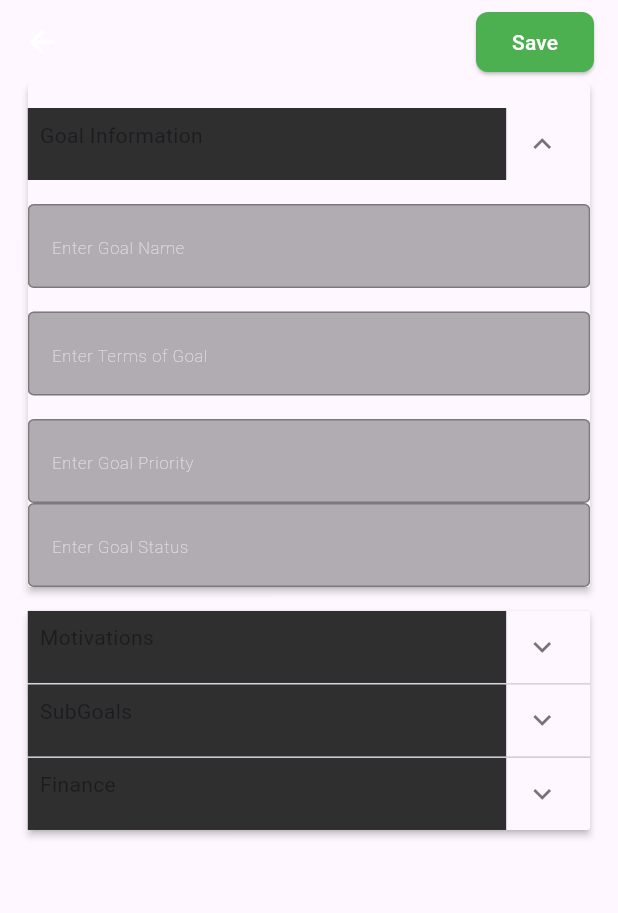
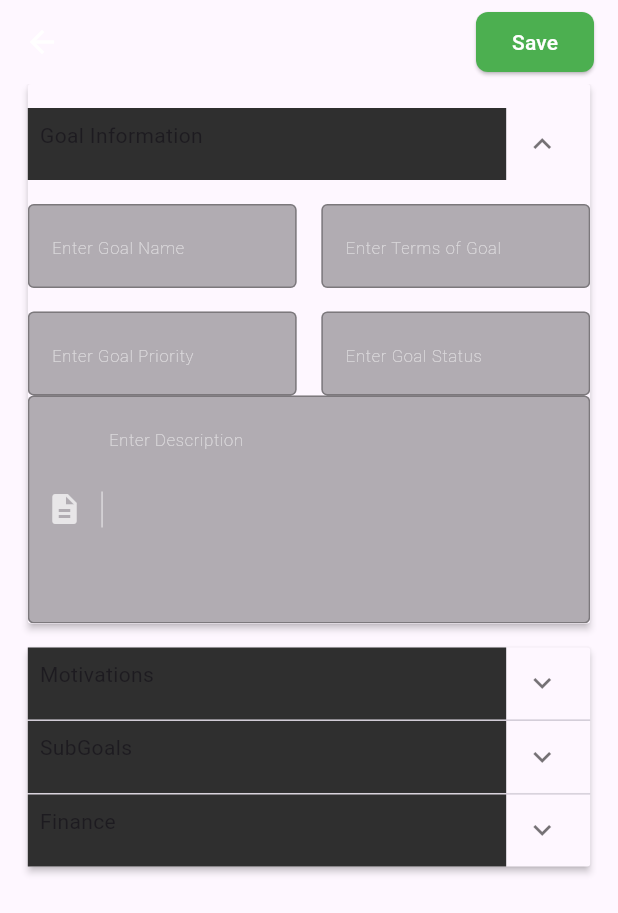
Before and after one commit to Invensys-tech/nova-todo, a Flutter app: the AddGoal screen opened directly, after a tap on the "expand more" icon, on a phone screen of 412 x 824 dp. Shown: the top 913 px of the screen. Run offline on Flutter 3.47's test engine with Material 3 defaults, Android fonts, the phone set to English and light mode, and no system bars; our stand-ins replace accordion, calendar_timeline, contained_tab_bar_view, dropdown_button2, font_awesome_flutter, google_fonts and 2 more; missing offline and left inert: advanced_search, dynamic_themes, ethiopian_datetime, flutter_quill, slider_bar_chart; accounts and stored records are empty; network calls fail.

Commit message:
chore: save goal

```diff
--- a/lib/datamodel.dart
+++ b/lib/datamodel.dart
@@ -174,6 +174,7 @@ class Goal {
   String status;
   String description;
   String priority;
+  String deadline;
   Map<String, dynamic> motivation;
   Map<String, dynamic> finance;
 
@@ -186,6 +187,7 @@ class Goal {
     required this.priority,
     required this.status,
     required this.term,
+    required this.deadline,
   });
 
   factory Goal.fromJson(Map<String, dynamic> json) {
@@ -198,6 +200,7 @@ class Goal {
       priority: json['priority'] as String,
       status: json['status'] as String,
       term: json['term'] as String,
+      deadline: json['deadline'] as String,
     );
   }
 }
--- a/lib/pages/finance/expense/addexpense.dart
+++ b/lib/pages/finance/expense/addexpense.dart
@@ -538,5 +538,5 @@ class _AddExpenseState extends State<AddExpense> {
 
 String formatDate(String date) {
   List<String> parts = date.split('-'); // Split DD-MM-YYYY
-  return '${parts[2]}-${parts[1]}-${parts[0]}'; // Convert to YYYY-MM-DD
+  return '${parts[0]}-${parts[1]}-${parts[2]}'; // Convert to YYYY-MM-DD
 }
--- a/lib/pages/goal/common/form.finance-impact.dart
+++ b/lib/pages/goal/common/form.finance-impact.dart
@@ -1,6 +1,7 @@
 import 'package:flutter/material.dart';
 import 'package:flutter/widgets.dart';
 import 'package:flutter_application_1/pages/goal/common/types.dart';
+import 'package:flutter_application_1/ui/inputs/dateselector.dart';
 import 'package:flutter_application_1/ui/inputs/textfield.dart';
 
 class FinanceImpactForm extends StatefulWidget {
@@ -27,26 +28,38 @@ class _FinanceImpactFormState extends State<FinanceImpactForm> {
   @override
   Widget build(BuildContext context) {
     return Column(
-      spacing: 3.2,
+      spacing: MediaQuery.of(context).size.width * 0.04,
       children: [
-        TextFields(
-          hinttext: widget.totalMoney.hint,
-          whatIsInput: widget.totalMoney.type,
+        DateSelector(
+          hintText: widget.totalMoney.hint,
           controller: widget.totalMoney.controller,
+          icon: Icons.calendar_today,
+          firstDate: DateTime(2000),
+          lastDate: DateTime(2100),
+          initialDate: DateTime.now(),
         ),
-        TextFields(
+        Row(
+          spacing: MediaQuery.of(context).size.width * 0.04,
+          children: [
+            Expanded(
+              child: TextFields(
                 hinttext: widget.amountSaved.hint,
                 whatIsInput: widget.amountSaved.type,
                 controller: widget.amountSaved.controller,
               ),
-        TextFields(
+            ),
+            Expanded(
+              child: TextFields(
                 hinttext: widget.timeSaved.hint,
                 whatIsInput: widget.timeSaved.type,
                 controller: widget.timeSaved.controller,
               ),
+            ),
+          ],
+        ),
         ...widget.incomeSources.map(
           (incomeSource) => Row(
-            spacing: 3.2,
+            spacing: MediaQuery.of(context).size.width * 0.04,
             children: [
               Expanded(
                 child: TextFields(
@@ -56,10 +69,13 @@ class _FinanceImpactFormState extends State<FinanceImpactForm> {
                 ),
               ),
               Expanded(
-                child: TextFields(
-                  hinttext: incomeSource.value.hint,
-                  whatIsInput: incomeSource.value.type,
+                child: DateSelector(
+                  hintText: incomeSource.value.hint,
                   controller: incomeSource.value.controller,
+                  icon: Icons.calendar_today,
+                  firstDate: DateTime(2000),
+                  lastDate: DateTime(2100),
+                  initialDate: DateTime.now(),
                 ),
               ),
             ],
--- a/lib/pages/goal/common/form.goal.dart
+++ b/lib/pages/goal/common/form.goal.dart
@@ -1,6 +1,7 @@
 import 'package:flutter/material.dart';
 import 'package:flutter/widgets.dart';
 import 'package:flutter_application_1/pages/goal/common/types.dart';
+import 'package:flutter_application_1/ui/inputs/mutitext.dart';
 import 'package:flutter_application_1/ui/inputs/textfield.dart';
 
 class GoalForm extends StatefulWidget {
@@ -8,6 +9,7 @@ class GoalForm extends StatefulWidget {
   final FormInput goalTerms;
   final FormInput goalPriority;
   final FormInput goalStatus;
+  final FormInput goalDescription;
 
   const GoalForm({
     super.key,
@@ -15,6 +17,7 @@ class GoalForm extends StatefulWidget {
     required this.goalTerms,
     required this.goalStatus,
     required this.goalPriority,
+    required this.goalDescription,
   });
 
   @override
@@ -27,28 +30,51 @@ class _GoalFormState extends State<GoalForm> {
     return Column(
       crossAxisAlignment: CrossAxisAlignment.start,
       children: [
-        TextFields(
+        Row(
+          spacing: MediaQuery.of(context).size.width * 0.04,
+          children: [
+            Expanded(
+              child: TextFields(
                 hinttext: widget.goalName.hint,
                 whatIsInput: widget.goalName.type,
                 controller: widget.goalName.controller,
               ),
-        SizedBox(height: MediaQuery.of(context).size.height * 0.019),
-        TextFields(
+            ),
+            Expanded(
+              child: TextFields(
                 hinttext: widget.goalTerms.hint,
                 whatIsInput: widget.goalTerms.type,
                 controller: widget.goalTerms.controller,
               ),
+            ),
+          ],
+        ),
         SizedBox(height: MediaQuery.of(context).size.height * 0.019),
-        TextFields(
+        Row(
+          spacing: MediaQuery.of(context).size.width * 0.04,
+          children: [
+            Expanded(
+              child: TextFields(
                 hinttext: widget.goalPriority.hint,
                 whatIsInput: widget.goalPriority.type,
                 controller: widget.goalPriority.controller,
               ),
-        TextFields(
+            ),
+            Expanded(
+              child: TextFields(
                 hinttext: widget.goalStatus.hint,
                 whatIsInput: widget.goalStatus.type,
                 controller: widget.goalStatus.controller,
               ),
+            ),
+          ],
+        ),
+        MultiLineTextField(
+          hintText: widget.goalDescription.hint,
+          controller: widget.goalDescription.controller,
+          icon: Icons.description,
+        ),
+
         // SizedBox(height: MediaQuery.of(context).size.height * 0.019),
         // ...motivationControllers.sublist(3).asMap().entries.map((entry) {
         //   int index = entry.key;
--- a/lib/pages/goal/common/form.motivation.dart
+++ b/lib/pages/goal/common/form.motivation.dart
@@ -21,7 +21,7 @@ class MotivationFormState extends State<MotivationForm> {
   @override
   Widget build(BuildContext context) {
     return Column(
-      spacing: 3.2,
+      spacing: MediaQuery.of(context).size.width * 0.04,
       children: [
         // ...widget.motivations.asMap().entries.map(
         // (entry) => TextFields(
--- a/lib/pages/goal/common/form.subgoals.dart
+++ b/lib/pages/goal/common/form.subgoals.dart
@@ -1,6 +1,7 @@
 import 'package:flutter/material.dart';
 import 'package:flutter/widgets.dart';
 import 'package:flutter_application_1/pages/goal/common/types.dart';
+import 'package:flutter_application_1/ui/inputs/dateselector.dart';
 import 'package:flutter_application_1/ui/inputs/textfield.dart';
 
 class SubGoalsForm extends StatefulWidget {
@@ -23,16 +24,20 @@ class _SubGoalsFormState extends State<SubGoalsForm> {
   @override
   Widget build(BuildContext context) {
     return Column(
+      spacing: MediaQuery.of(context).size.width * 0.04,
       children: [
         Container(child: Text('Sub Goals')),
-        TextFields(
+        DateSelector(
           controller: widget.deadline.controller,
-          hinttext: widget.deadline.hint,
-          whatIsInput: widget.deadline.type,
+          hintText: widget.deadline.hint,
+          icon: Icons.calendar_today,
+          firstDate: DateTime(2000),
+          lastDate: DateTime(2100),
+          initialDate: DateTime.now(),
         ),
         ...widget.subGoals.map(
           (subGoal) => Row(
-            spacing: 3.2,
+            spacing: MediaQuery.of(context).size.width * 0.04,
             children: [
               Expanded(
                 child: TextFields(
@@ -42,10 +47,13 @@ class _SubGoalsFormState extends State<SubGoalsForm> {
                 ),
               ),
               Expanded(
-                child: TextFields(
+                child: DateSelector(
                   controller: subGoal.value.controller,
-                  hinttext: subGoal.value.hint,
-                  whatIsInput: subGoal.value.type,
+                  hintText: subGoal.value.hint,
+                  icon: Icons.calendar_today,
+                  firstDate: DateTime(2000),
+                  lastDate: DateTime(2100),
+                  initialDate: DateTime.now(),
                 ),
               ),
             ],
```
Also changed, not shown: lib/pages/goal/common/addgoal.dart (+99 -47 lines). Lines whose indentation alone changed are shown as unchanged.
